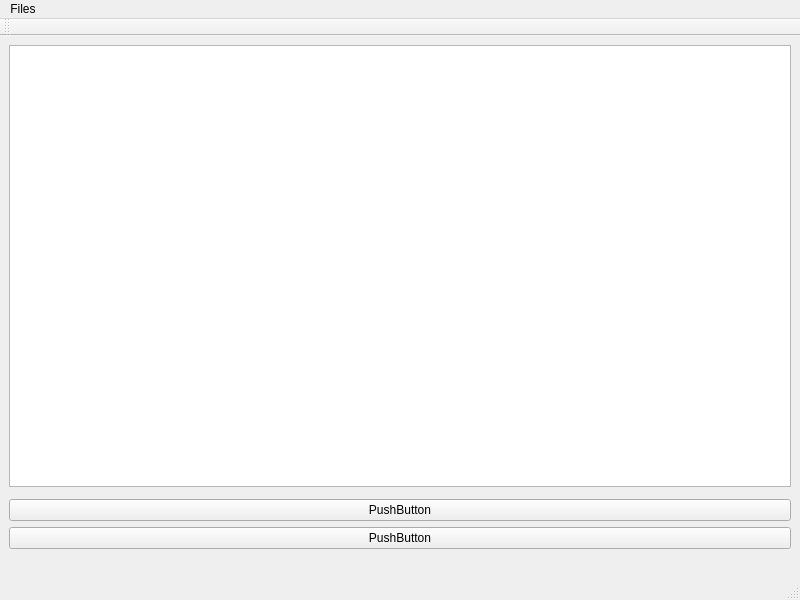
Old version of the form Worksheet7/Exercise3/Qt/mainwindow.ui in the repository josephomokhigien-pixel/202520689978.
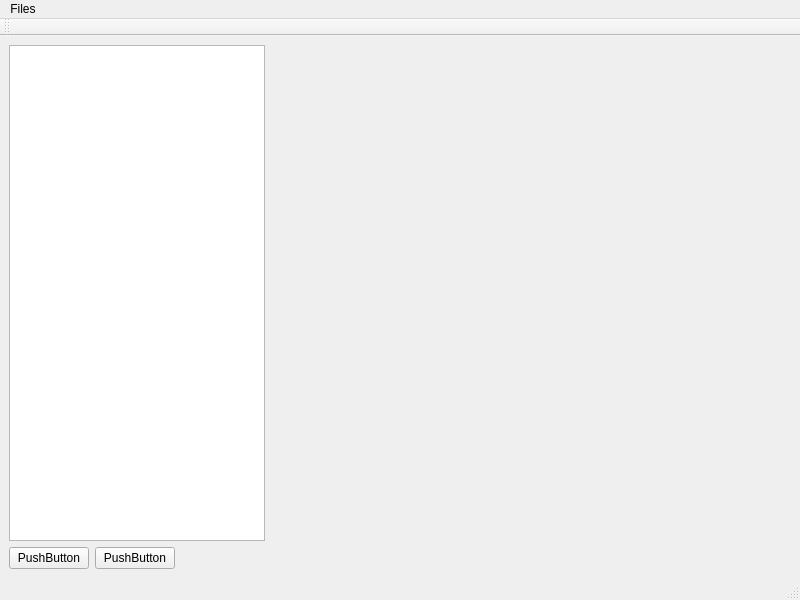
New version of the form. Icons and pictures are not drawn. Custom widgets are drawn as their Qt base class.

Commit message: Worksheet7 Exercise 3 done

Patch:
```diff
--- a/Worksheet7/Exercise3/Qt/mainwindow.ui
+++ b/Worksheet7/Exercise3/Qt/mainwindow.ui
@@ -16,15 +16,46 @@
   <widget class="QWidget" name="centralwidget">
    <layout class="QVBoxLayout" name="verticalLayout">
     <item>
+     <layout class="QHBoxLayout" name="horizontalLayout">
+      <item>
      <widget class="QTreeView" name="treeView">
+        <property name="sizePolicy">
+         <sizepolicy hsizetype="Fixed" vsizetype="Expanding">
+          <horstretch>0</horstretch>
+          <verstretch>0</verstretch>
+         </sizepolicy>
+        </property>
+        <property name="minimumSize">
+         <size>
+          <width>200</width>
+          <height>0</height>
+         </size>
+        </property>
+        <property name="baseSize">
+         <size>
+          <width>200</width>
+          <height>0</height>
+         </size>
+        </property>
       <property name="contextMenuPolicy">
        <enum>Qt::ContextMenuPolicy::ActionsContextMenu</enum>
       </property>
      </widget>
     </item>
     <item>
-     <widget class="QWidget" name="widget" native="true"/>
-    </item>
+       <widget class="QVTKOpenGLNativeWidget" name="widget" native="true">
+        <property name="sizePolicy">
+         <sizepolicy hsizetype="Expanding" vsizetype="Expanding">
+          <horstretch>0</horstretch>
+          <verstretch>0</verstretch>
+         </sizepolicy>
+        </property>
+       </widget>
+      </item>
+     </layout>
+    </item>
+    <item>
+     <layout class="QHBoxLayout" name="horizontalLayout_2">
     <item>
      <widget class="QPushButton" name="pushButton_2">
       <property name="text">
@@ -53,6 +84,8 @@
      </spacer>
     </item>
    </layout>
+    </item>
+   </layout>
   </widget>
   <widget class="QStatusBar" name="statusbar"/>
   <widget class="QToolBar" name="toolBar">
@@ -104,6 +137,14 @@
    </property>
   </action>
  </widget>
+ <customwidgets>
+  <customwidget>
+   <class>QVTKOpenGLNativeWidget</class>
+   <extends>QWidget</extends>
+   <header>QVTKOpenGLNativeWidget.h</header>
+   <container>1</container>
+  </customwidget>
+ </customwidgets>
  <resources>
   <include location="Icons.qrc"/>
  </resources>
```
Lines whose indentation alone changed are shown as unchanged. The commit also changes 2 other files.
